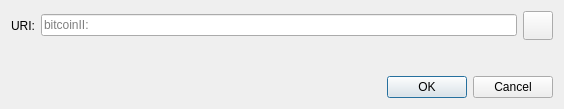
First picture: the form in src/qt/forms/openuridialog.ui, repository trumpsperm/trumpsperm, before the edit.
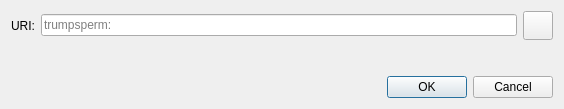
Second picture: the form after the edit. Icons and pictures are not drawn. Custom widgets are drawn as their Qt base class.

```diff
--- a/src/qt/forms/openuridialog.ui
+++ b/src/qt/forms/openuridialog.ui
@@ -26,7 +26,7 @@
      <item>
       <widget class="QValidatedLineEdit" name="uriEdit">
        <property name="placeholderText">
-        <string notr="true">bitcoinII:</string>
+        <string notr="true">trumpsperm:</string>
        </property>
       </widget>
      </item>
```
Left out of the diff: 4 changed lines with no effect on the pictures.
